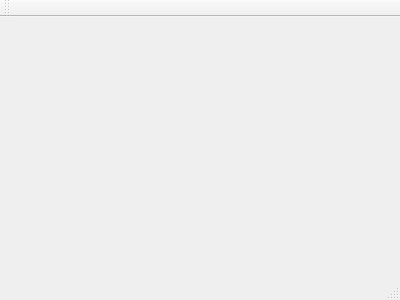
Above: mainwindow.ui from ducndc/App before the change. Below: the same form after it.
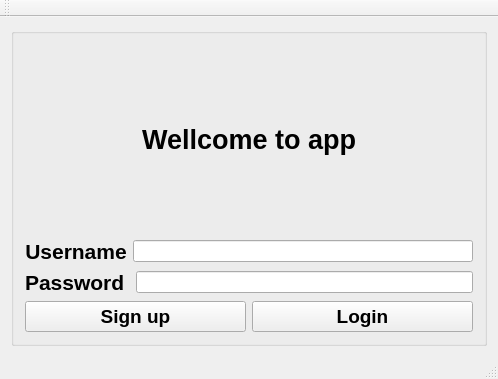
That is the form after the change.

Commit message: [App-2]<feature>[Login]: create login UI

```diff
--- a/mainwindow.ui
+++ b/mainwindow.ui
@@ -6,14 +6,139 @@
    <rect>
     <x>0</x>
     <y>0</y>
-    <width>400</width>
-    <height>300</height>
+    <width>498</width>
+    <height>379</height>
    </rect>
   </property>
   <property name="windowTitle">
    <string>App</string>
   </property>
-  <widget class="QWidget" name="centralWidget"/>
+  <widget class="QWidget" name="centralWidget">
+   <layout class="QHBoxLayout" name="horizontalLayout_5">
+    <item>
+     <widget class="QGroupBox" name="groupBox">
+      <property name="title">
+       <string/>
+      </property>
+      <layout class="QHBoxLayout" name="horizontalLayout_4">
+       <item>
+        <layout class="QVBoxLayout" name="verticalLayout">
+         <item>
+          <widget class="QLabel" name="label">
+           <property name="enabled">
+            <bool>true</bool>
+           </property>
+           <property name="font">
+            <font>
+             <pointsize>20</pointsize>
+             <weight>75</weight>
+             <bold>true</bold>
+            </font>
+           </property>
+           <property name="text">
+            <string>Wellcome to app</string>
+           </property>
+           <property name="alignment">
+            <set>Qt::AlignCenter</set>
+           </property>
+          </widget>
+         </item>
+         <item>
+          <layout class="QVBoxLayout" name="verticalLayout_2">
+           <item>
+            <layout class="QHBoxLayout" name="horizontalLayout_2">
+             <item>
+              <widget class="QLabel" name="username">
+               <property name="font">
+                <font>
+                 <pointsize>16</pointsize>
+                 <weight>75</weight>
+                 <bold>true</bold>
+                 <kerning>true</kerning>
+                </font>
+               </property>
+               <property name="text">
+                <string>Username</string>
+               </property>
+               <property name="alignment">
+                <set>Qt::AlignCenter</set>
+               </property>
+              </widget>
+             </item>
+             <item>
+              <widget class="QLineEdit" name="usernameLineEdit"/>
+             </item>
+            </layout>
+           </item>
+           <item>
+            <layout class="QHBoxLayout" name="horizontalLayout">
+             <item>
+              <widget class="QLabel" name="password">
+               <property name="font">
+                <font>
+                 <pointsize>16</pointsize>
+                 <weight>75</weight>
+                 <bold>true</bold>
+                </font>
+               </property>
+               <property name="text">
+                <string>Password </string>
+               </property>
+              </widget>
+             </item>
+             <item>
+              <widget class="QLineEdit" name="passwordLineEdit">
+               <property name="enabled">
+                <bool>true</bool>
+               </property>
+               <property name="echoMode">
+                <enum>QLineEdit::Password</enum>
+               </property>
+              </widget>
+             </item>
+            </layout>
+           </item>
+           <item>
+            <layout class="QHBoxLayout" name="horizontalLayout_3">
+             <item>
+              <widget class="QPushButton" name="pushSignUpButton">
+               <property name="font">
+                <font>
+                 <pointsize>14</pointsize>
+                 <weight>75</weight>
+                 <bold>true</bold>
+                </font>
+               </property>
+               <property name="text">
+                <string>Sign up</string>
+               </property>
+              </widget>
+             </item>
+             <item>
+              <widget class="QPushButton" name="pushLoginButton">
+               <property name="font">
+                <font>
+                 <pointsize>14</pointsize>
+                 <weight>75</weight>
+                 <bold>true</bold>
+                </font>
+               </property>
+               <property name="text">
+                <string>Login</string>
+               </property>
+              </widget>
+             </item>
+            </layout>
+           </item>
+          </layout>
+         </item>
+        </layout>
+       </item>
+      </layout>
+     </widget>
+    </item>
+   </layout>
+  </widget>
   <widget class="QMenuBar" name="menuBar">
    <property name="geometry">
     <rect>
```
Left out of the diff: 2 changed lines with no effect on the pictures. The commit also changes 5 other files.
